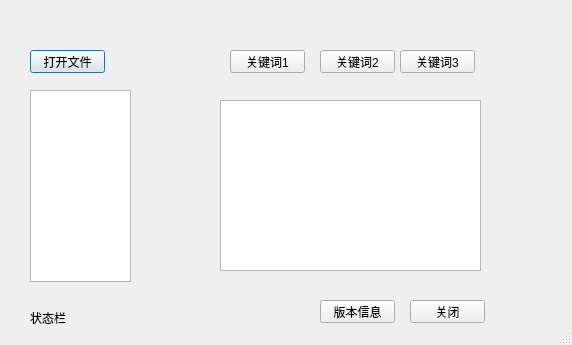
Qt form keyfind.ui (liuyang1988/keyfind) before a commit.
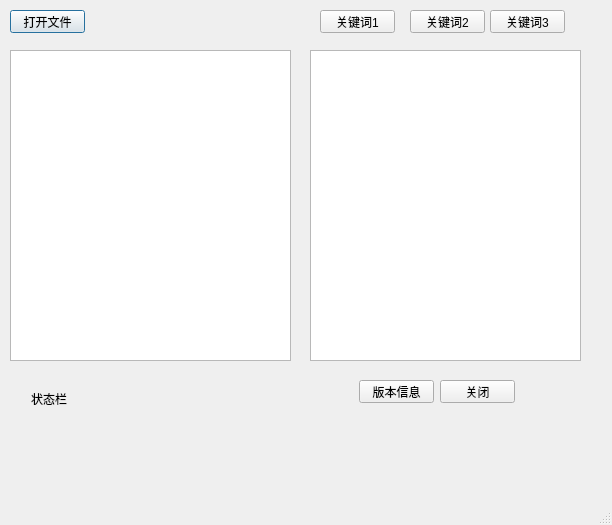
The same form after that commit.

Patch:
```diff
--- a/keyfind.ui
+++ b/keyfind.ui
@@ -6,8 +6,8 @@
    <rect>
     <x>0</x>
     <y>0</y>
-    <width>572</width>
-    <height>345</height>
+    <width>612</width>
+    <height>525</height>
    </rect>
   </property>
   <property name="windowTitle">
@@ -19,8 +19,8 @@
   <widget class="QPushButton" name="pushButton_fileopen">
    <property name="geometry">
     <rect>
-     <x>30</x>
-     <y>50</y>
+     <x>10</x>
+     <y>10</y>
      <width>75</width>
      <height>23</height>
     </rect>
@@ -32,8 +32,8 @@
   <widget class="QPushButton" name="pushButton_keyword3">
    <property name="geometry">
     <rect>
-     <x>400</x>
-     <y>50</y>
+     <x>490</x>
+     <y>10</y>
      <width>75</width>
      <height>23</height>
     </rect>
@@ -45,8 +45,8 @@
   <widget class="QPushButton" name="pushButton_keyword1">
    <property name="geometry">
     <rect>
-     <x>230</x>
-     <y>50</y>
+     <x>320</x>
+     <y>10</y>
      <width>75</width>
      <height>23</height>
     </rect>
@@ -58,8 +58,8 @@
   <widget class="QPushButton" name="pushButton_keyword2">
    <property name="geometry">
     <rect>
-     <x>320</x>
-     <y>50</y>
+     <x>410</x>
+     <y>10</y>
      <width>75</width>
      <height>23</height>
     </rect>
@@ -71,8 +71,8 @@
   <widget class="QPushButton" name="pushButton_version">
    <property name="geometry">
     <rect>
-     <x>320</x>
-     <y>300</y>
+     <x>359</x>
+     <y>380</y>
      <width>75</width>
      <height>23</height>
     </rect>
@@ -84,8 +84,8 @@
   <widget class="QPushButton" name="pushButton_close">
    <property name="geometry">
     <rect>
-     <x>410</x>
-     <y>300</y>
+     <x>440</x>
+     <y>380</y>
      <width>75</width>
      <height>23</height>
     </rect>
@@ -94,22 +94,12 @@
     <string>关闭</string>
    </property>
   </widget>
-  <widget class="QListView" name="listView_filenames">
-   <property name="geometry">
-    <rect>
-     <x>30</x>
-     <y>90</y>
-     <width>101</width>
-     <height>192</height>
-    </rect>
-   </property>
-  </widget>
   <widget class="QLabel" name="label_status">
    <property name="geometry">
     <rect>
-     <x>30</x>
-     <y>310</y>
-     <width>271</width>
+     <x>31</x>
+     <y>391</y>
+     <width>36</width>
      <height>16</height>
     </rect>
    </property>
@@ -120,10 +110,20 @@
   <widget class="QTextEdit" name="textEdit">
    <property name="geometry">
     <rect>
-     <x>220</x>
-     <y>100</y>
-     <width>261</width>
-     <height>171</height>
+     <x>310</x>
+     <y>50</y>
+     <width>271</width>
+     <height>311</height>
+    </rect>
+   </property>
+  </widget>
+  <widget class="QListWidget" name="listWidget_filenames">
+   <property name="geometry">
+    <rect>
+     <x>10</x>
+     <y>50</y>
+     <width>281</width>
+     <height>311</height>
     </rect>
    </property>
   </widget>
```
